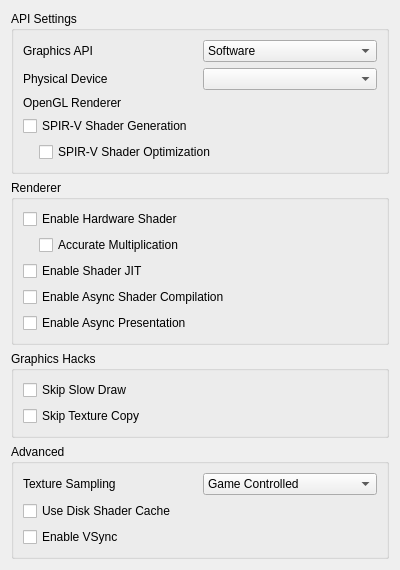
yeager/Borked3DS, file src/citra_qt/configuration/configure_graphics.ui: the form before one commit.
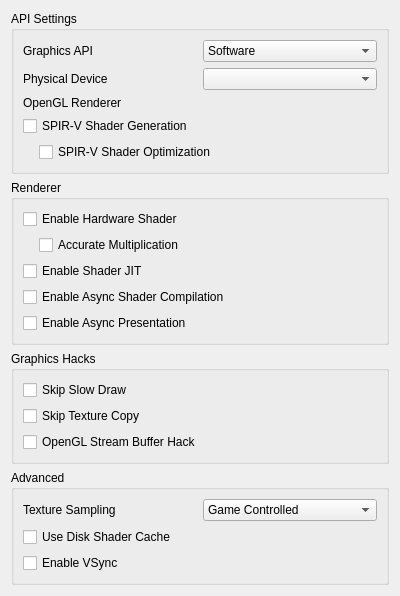
The form after the commit.

Commit message: citra_qt: Add OpenGL Stream Buffer Hack configuration option

Patch:
```diff
--- a/src/citra_qt/configuration/configure_graphics.ui
+++ b/src/citra_qt/configuration/configure_graphics.ui
@@ -288,6 +288,16 @@
         </property>
        </widget>
       </item>
+      <item>
+       <widget class="QCheckBox" name="toggle_gl_stream_buffer_hack">
+        <property name="toolTip">
+         <string>&lt;html&gt;&lt;head/&gt;&lt;body&gt;&lt;p&gt;OpenGL hack that attempts to manipulate only the buffer area that has changed without clearing the entire buffer. May cause visual artifacts.&lt;/p&gt;&lt;/body&gt;&lt;/html&gt;</string>
+        </property>
+        <property name="text">
+         <string>OpenGL Stream Buffer Hack</string>
+        </property>
+       </widget>
+      </item>
      </layout>
     </widget>
    </item>
```
The commit also changes 6 other files.
